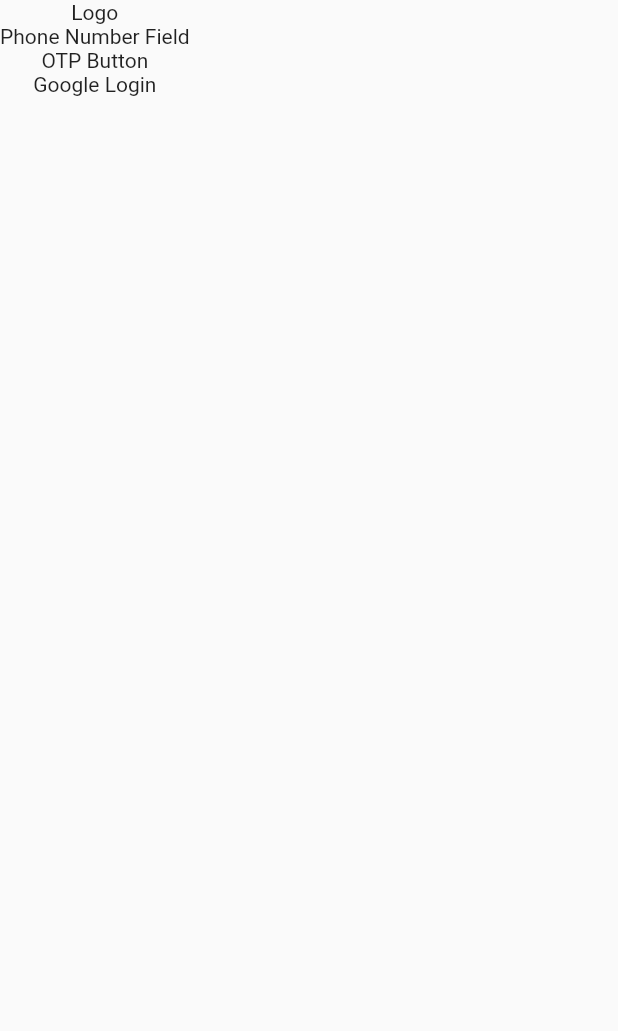
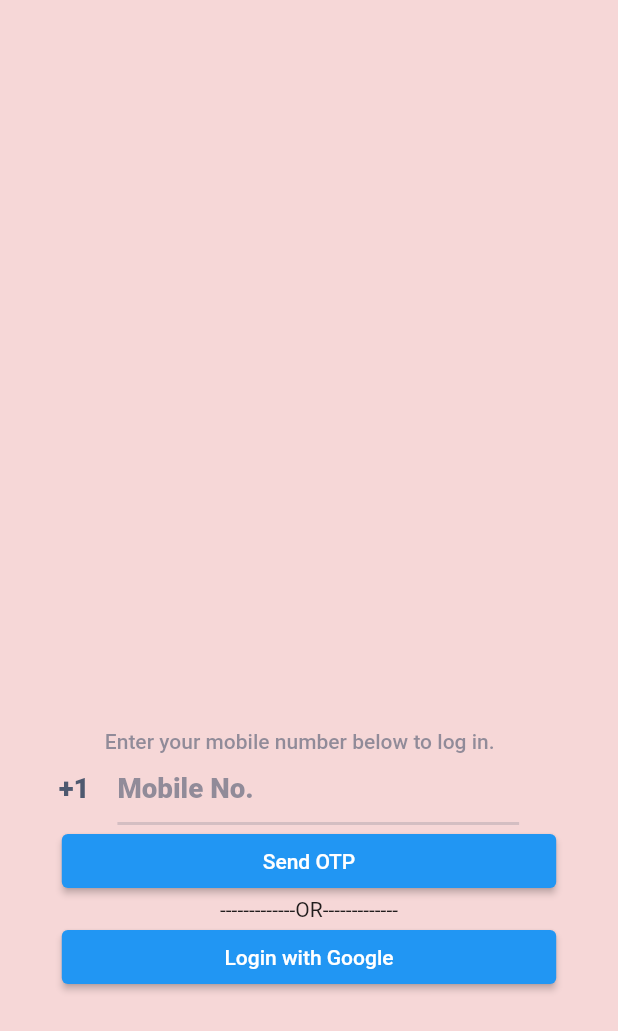
Before and after one commit to HappyOurs/HappyOurs, a Flutter app: the screen it shows after launch, on a phone screen of 412 x 824 dp. Shown: the top 1031 px of the screen. Run offline on Flutter 3.47's test engine with Material 2 defaults, Android fonts, the phone set to English and light mode, and no system bars; drawn by our look-alikes of overlay_support; our stand-ins replace cloud_firestore, firebase_auth, firebase_core, google_sign_in, pin_code_fields; accounts and stored records are empty; Roboto replaces fonts that are missing (Manrope, Nunito).

Commit message:
Basic Login and OTP Page

```diff
--- a/lib/login.dart
+++ b/lib/login.dart
@@ -1,6 +1,10 @@
 import 'package:flutter/material.dart';
 import 'package:flutter/src/widgets/container.dart';
 import 'package:flutter/src/widgets/framework.dart';
+import 'package:happyours/OTP.dart';
+import 'package:happyours/home.dart';
+
+import 'auth.dart';
 
 class Login extends StatefulWidget {
   const Login({super.key});
@@ -15,25 +19,140 @@ class _LoginState extends State<Login> {
   // logo
   //  a phone number field followed by OTP button OR Google Login
   Widget build(BuildContext context) {
+    var width = MediaQuery.of(context).size.width;
+    var height = MediaQuery.of(context).size.height;
+    FocusNode focusNode = FocusNode();
+    TextEditingController controller = TextEditingController();
     return Scaffold(
-        body: Container(
+      backgroundColor: const Color.fromRGBO(246, 215, 215, 1),
+      body: SafeArea(
+        child: Center(
+
           child: Column(
+
+              mainAxisAlignment: MainAxisAlignment.spaceAround,
+            children: [
+              //Image widget with logo.png from assets
+              Container(
+                decoration: const BoxDecoration(
+                  image: DecorationImage(
+                    image: AssetImage('assets/Logo.png'),
+                    fit: BoxFit.contain,
+                  ),
+                ),
+              ),
+              //Phone Number Field
+            Column(
+
+              mainAxisSize: MainAxisSize.max,
+              crossAxisAlignment: CrossAxisAlignment.center,
               children: [
                 Container(
-            child: Text("Logo"),
+                  margin: EdgeInsets.only(
+                      left: width * 0.07, right: width * 0.1),
+                  child: const Text(
+                    "Enter your mobile number below to log in.",
+                    style: TextStyle(
+                        color: Color.fromRGBO(78, 89, 111, 0.6),
+                        fontWeight: FontWeight.w500,
+                        fontFamily: 'Manrope'),
+                  ),
                 ),
                 Container(
-            child: Text("Phone Number Field"),
+                  margin: EdgeInsets.only(
+                      left: width * 0.05, right: width * 0.02),
+                  child: Row(
+                    children: [
+                      Container(
+                        width: width * 0.14,
+                        alignment: Alignment.center,
+                        child: const Text(
+                          "+1",
+                          style: TextStyle(
+                              color: Color.fromRGBO(78, 89, 111, 1),
+                              fontWeight: FontWeight.w800,
+                              fontFamily: 'Manrope',
+                              fontSize: 18.5),
+                        ),
                       ),
                       Container(
-            child: Text("OTP Button"),
+                        width: width * 0.65,
+                        alignment: Alignment.center,
+                        child: TextField(
+                          decoration: const InputDecoration(
+                              hintText: 'Mobile No.',
+                              hintStyle: TextStyle(
+                                  color: Color.fromRGBO(78, 89, 111, 0.6),
+                                  fontWeight: FontWeight.w800,
+                                  fontFamily: 'Manrope',
+                                  fontSize: 18.5),
+                              focusedBorder: UnderlineInputBorder(
+                                  borderSide: BorderSide(
+                                      width: 2,
+                                      color:
+                                      Color.fromRGBO(99, 196, 51, 1))),
+                              enabledBorder: UnderlineInputBorder(
+                                borderSide: BorderSide(
+                                  width: 2,
+                                  color: Color.fromRGBO(78, 89, 111, 0.2),
                                 ),
-        Container(
-            child: Text("Google Login"),
+                              ),
+                              focusColor: Color.fromRGBO(99, 196, 51, 1)),
+                          focusNode: focusNode,
+                          controller: controller,
+                          autofocus: false,
+                          onTap: () => FocusScope.of(context)
+                              .requestFocus(focusNode),
+                          keyboardType: TextInputType.phone,
+                          onSubmitted: (v) {
+                            FocusScope.of(context).unfocus();
+                          },
+                          style: const TextStyle(
+                              color: Color.fromRGBO(78, 89, 111, 1),
+                              fontWeight: FontWeight.w800,
+                              fontFamily: 'Manrope',
+                              fontSize: 18.5),
+                        ),
                       ),
                     ],
-    )));
+                  ),
+                ),
+              //Send OTP Button
+              Container(
+                width: width*0.8,
+                child: ElevatedButton(
+                  onPressed: () {
+                    //TODO : Send OTP to Phone Number
+                    //TODO : Navigate to OTP Page
+                    Auth().loginWithPhoneNumber(phoneNumber: controller.text)
+                    .then((_) => Navigator.push(
+                    context,
+                    MaterialPageRoute(
+                    builder: (context) => OTPPage())));
+                  },
+                  child: const Text('Send OTP'),
+                ),
+              ),
+              ///Create ----------OR-------------
+              const Text('-------------OR-------------'),
+              //Google Login Button
+              Container(
+                width: width*0.8,
+                child: ElevatedButton(
+                  onPressed: () {
+                    Auth().signInWithGoogle().then((_) => Navigator.push(
+                        context,
+                        MaterialPageRoute(
+                            builder: (context) => const HomePage())));
+                  },
+                  child: const Text('Login with Google'),
+                ),
+              ),
+            ],
+            )]
+          ),
+        ),
+        ),
+    );
   }
 }
-  }
-}
--- a/pubspec.yaml
+++ b/pubspec.yaml
@@ -41,6 +41,7 @@ dependencies:
   firebase_auth: ^4.1.1
   google_sign_in: ^5.4.2
   overlay_support: ^2.0.1
+  pin_code_fields:
 
 dev_dependencies:
   flutter_test:
@@ -65,8 +66,8 @@ flutter:
   uses-material-design: true
 
   # To add assets to your application, add an assets section, like this:
-  # assets:
-  #   - images/a_dot_burr.jpeg
+  assets:
+     - assets/Logo.png
   #   - images/a_dot_ham.jpeg
 
   # An image asset can refer to one or more resolution-specific "variants", see
```
Also changed, not shown: lib/OTP.dart (added, +180 -0 lines), lib/home.dart (+10 -1 lines), assets/Logo.png (added), pubspec.lock, 1 other file. Lines whose indentation alone changed are shown as unchanged.
